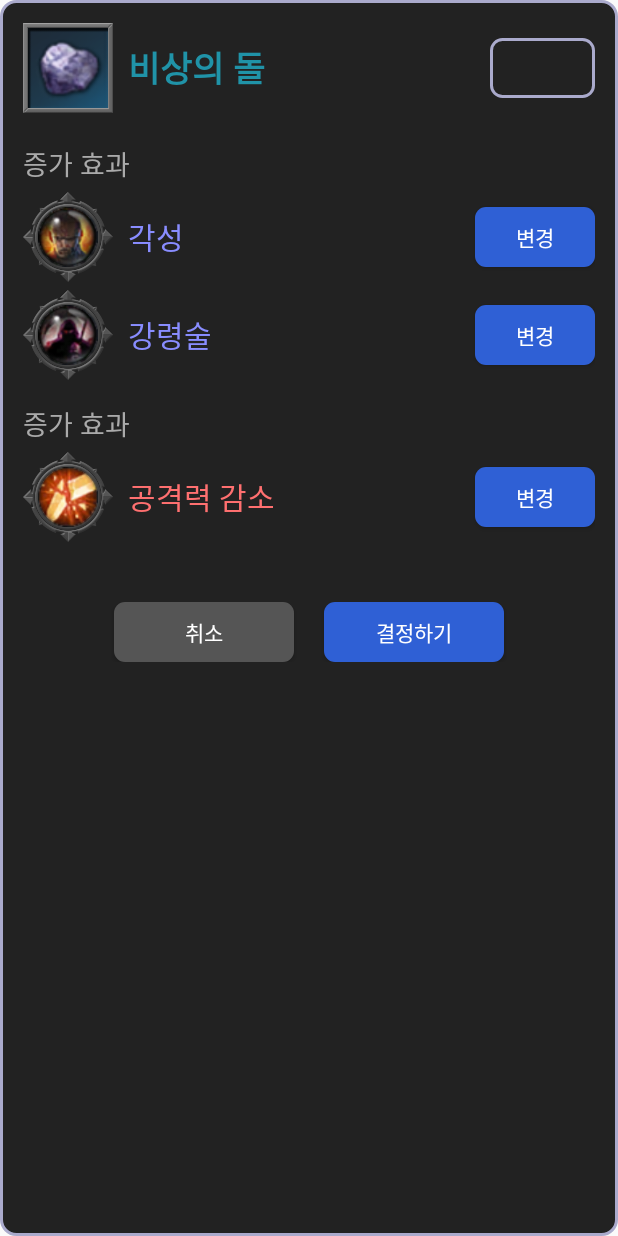
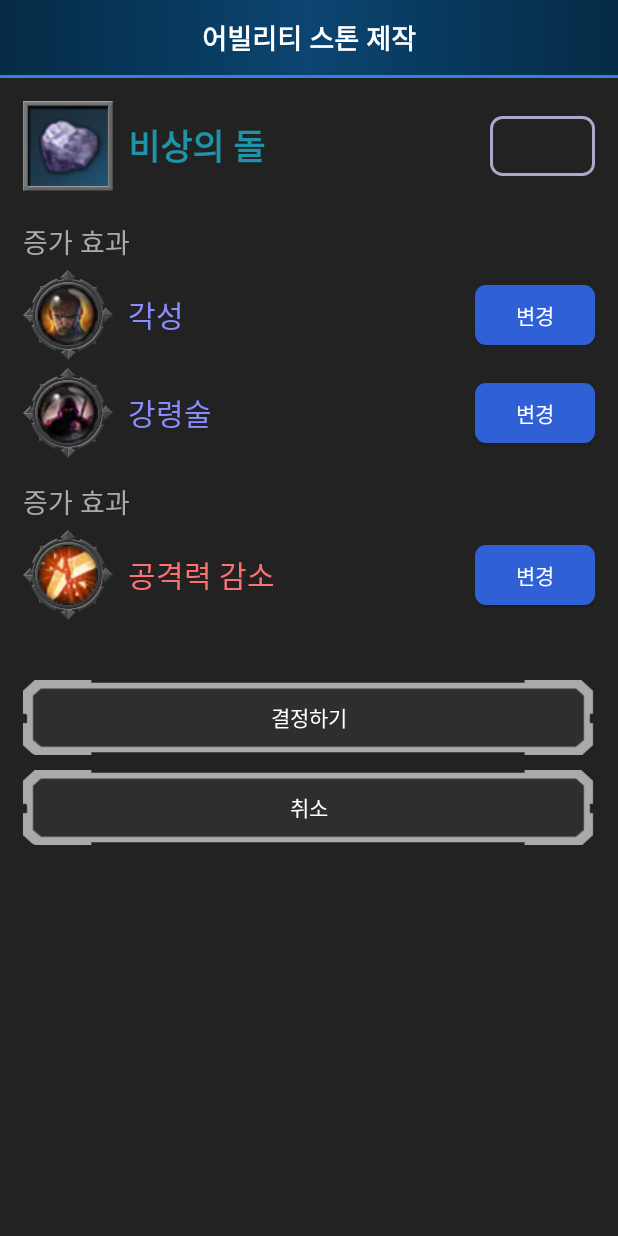
Before and after one commit to zeratul188/LostArkHub, an Android app: the layout selectstampdialog.xml on its own in the app's theme, with its tools: preview values and no code run, on a phone screen of 412 x 824 dp. Run offline under Robolectric (Android 15) with nearby library versions, the phone set to English and light mode, and no system bars.

Commit message:
20211028 1916 박성민

```diff
--- /dev/null
+++ b/app/src/main/res/drawable/dialogtitlestyle.xml
@@ -0,0 +1,9 @@
+<?xml version="1.0" encoding="utf-8"?>
+<shape xmlns:android="http://schemas.android.com/apk/res/android">
+    <gradient
+        android:angle="0"
+        android:type="linear"
+        android:startColor="#052A45"
+        android:centerColor="#0B4571"
+        android:endColor="#052A45"/>
+</shape>
--- /dev/null
+++ b/app/src/main/res/drawable/normalbuttonstyle.xml
@@ -0,0 +1,18 @@
+<?xml version="1.0" encoding="utf-8"?>
+<selector xmlns:android="http://schemas.android.com/apk/res/android">
+    <item android:state_enabled="false">
+        <layer-list>
+            <item android:drawable="@drawable/normalbutton_disabled"/>
+        </layer-list>
+    </item>
+    <item android:state_pressed="false">
+        <layer-list>
+            <item android:drawable="@drawable/normalbutton"/>
+        </layer-list>
+    </item>
+    <item android:state_pressed="true">
+        <layer-list>
+            <item android:drawable="@drawable/normalbutton_clicked"/>
+        </layer-list>
+    </item>
+</selector>
--- a/app/src/main/res/layout/selectstampdialog.xml
+++ b/app/src/main/res/layout/selectstampdialog.xml
@@ -1,7 +1,24 @@
 <?xml version="1.0" encoding="utf-8"?>
 <LinearLayout xmlns:android="http://schemas.android.com/apk/res/android"
     android:orientation="vertical" android:layout_width="match_parent"
-    android:layout_height="match_parent" android:background="@drawable/dialogsytle"
+    android:layout_height="match_parent" android:background="#222222">
+    <TextView
+        android:layout_width="match_parent"
+        android:layout_height="50dp"
+        android:gravity="center"
+        android:text="어빌리티 스톤 제작"
+        android:textStyle="bold"
+        android:textColor="#ffffff"
+        android:textSize="18sp"
+        android:background="@drawable/dialogtitlestyle"/>
+    <View
+        android:layout_width="match_parent"
+        android:layout_height="2dp"
+        android:background="#3581DF"/>
+    <LinearLayout
+        android:layout_width="match_parent"
+        android:layout_height="match_parent"
+        android:orientation="vertical"
         android:padding="15dp">
         <LinearLayout
             android:layout_width="match_parent"
@@ -184,28 +201,22 @@
                 android:textSize="14sp"
                 android:textColor="#FFFFFF"/>
         </LinearLayout>
-    <LinearLayout
+        <Button
             android:layout_width="match_parent"
-        android:layout_height="wrap_content"
+            android:layout_height="50dp"
+            android:background="@drawable/normalbuttonstyle"
+            android:text="결정하기"
+            android:id="@+id/btnOK"
+            android:textSize="14sp"
             android:layout_marginTop="40dp"
-        android:gravity="center"
-        android:orientation="horizontal">
-        <Button
-            android:layout_width="120dp"
-            android:layout_height="40dp"
-            android:background="@drawable/cancelbuttonstyle"
-            android:text="취소"
-            android:id="@+id/btnCancel"
-            android:textSize="14sp"
-            android:layout_marginRight="10dp"
             android:textColor="#FFFFFF"/>
         <Button
-            android:layout_width="120dp"
-            android:layout_height="40dp"
-            android:background="@drawable/buttonstyle"
-            android:text="결정하기"
-            android:id="@+id/btnOK"
-            android:layout_marginLeft="10dp"
+            android:layout_width="match_parent"
+            android:layout_height="50dp"
+            android:background="@drawable/normalbuttonstyle"
+            android:text="취소"
+            android:layout_marginTop="10dp"
+            android:id="@+id/btnCancel"
             android:textSize="14sp"
             android:textColor="#FFFFFF"/>
     </LinearLayout>
```
Also changed, not shown: app/src/main/res/layout/fragment_home.xml (+25 -4 lines), app/src/main/res/layout/stamplistlayout.xml (+22 -5 lines), app/src/main/res/drawable/bottom_line.png (added), app/src/main/res/drawable/normalbutton.png (added), app/src/main/res/drawable/normalbutton_clicked.png (added), app/src/main/res/drawable/normalbutton_disabled.png (added), app/src/main/res/drawable/top_line.png (added). Lines whose indentation alone changed are shown as unchanged.
